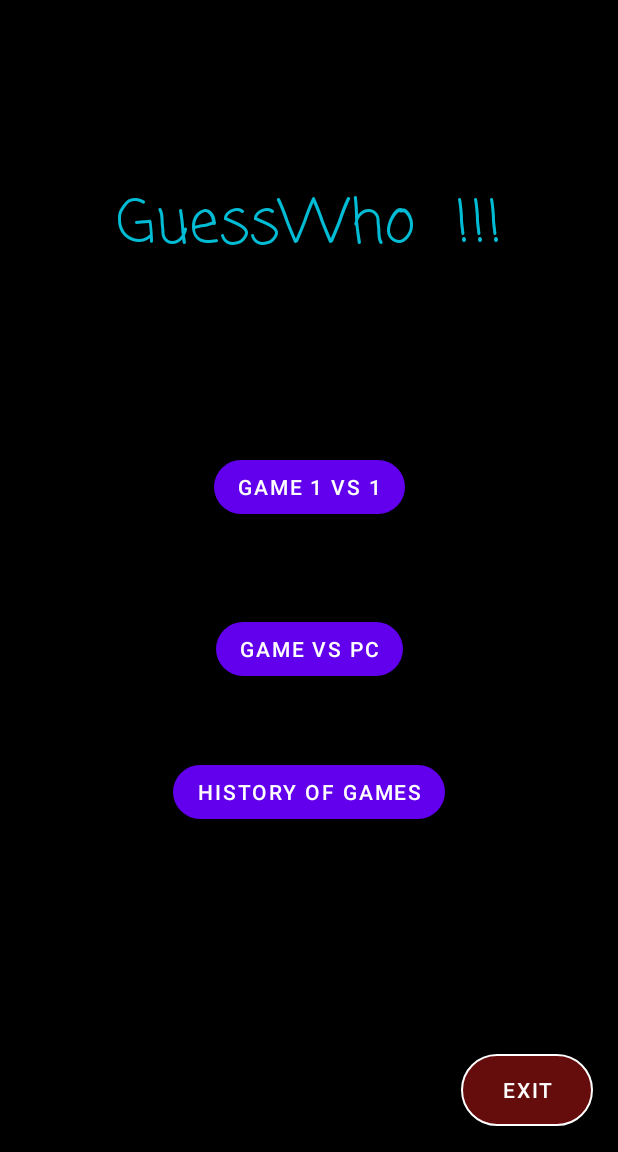
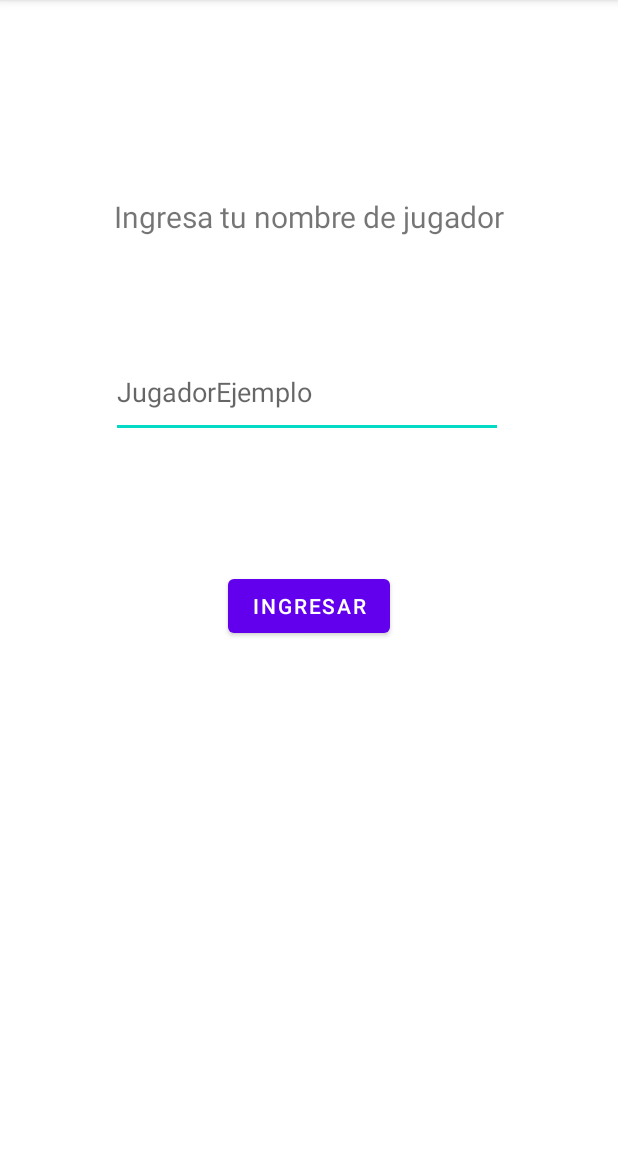
Before and after one commit to Dp2k/AdivinaElPersonaje, an Android app: the screen it shows after launch (MainActivity), on a phone screen of 412 x 824 dp, the part 84-1236 px from its top. Run offline under Robolectric (Android 15) with nearby library versions, the phone set to English and light mode, and no system bars.

Commit message:
Borramos clases inecesarias Creamos la vista de Login Creamos la clase KT de Login

```diff
--- a/app/src/main/java/com/example/adivinaelpersonaje/MainActivity.kt
+++ b/app/src/main/java/com/example/adivinaelpersonaje/MainActivity.kt
@@ -9,7 +9,7 @@ class MainActivity : AppCompatActivity() {
 
     override fun onCreate(savedInstanceState: Bundle?) {
         super.onCreate(savedInstanceState)
-        setContentView(R.layout.fragment_inicio)
+        setContentView(R.layout.login)
 
     }
 }
--- a/app/src/main/java/com/example/adivinaelpersonaje/SocketHandler.kt
+++ b/app/src/main/java/com/example/adivinaelpersonaje/SocketHandler.kt
@@ -1,8 +1,10 @@
 package com.example.adivinaelpersonaje
+
 
 import io.socket.client.IO
 import io.socket.client.Socket
 import java.net.URISyntaxException
+
 
 object SocketHandler {
     lateinit var  mSocket: Socket
@@ -17,7 +19,7 @@ object SocketHandler {
     }
 
     @Synchronized
-    fun getSocket():Socket{
+    fun getSocket(): Socket {
         return  mSocket
     }
 
--- a/app/src/main/res/layout/fragment_inicio.xml
+++ b/app/src/main/res/layout/fragment_inicio.xml
@@ -4,9 +4,9 @@
     xmlns:tools="http://schemas.android.com/tools"
     android:layout_width="match_parent"
     android:layout_height="match_parent"
+    android:background="@color/black"
     android:orientation="vertical"
-    tools:context=".Fragments.InicioFragment"
-    android:background="@color/black">
+    tools:context=".Fragments.InicioFragment">
 
     <Button
         android:id="@+id/button4"
@@ -66,7 +66,7 @@
         android:layout_width="wrap_content"
         android:layout_height="wrap_content"
         android:fontFamily="casual"
-        android:text="GuessWho  !!!"
+        android:text="GuessWho  ???"
         android:textColor="#00BCD4"
         android:textSize="40sp"
         app:layout_constraintBottom_toTopOf="@+id/button4"
--- /dev/null
+++ b/app/src/main/res/layout/login.xml
@@ -0,0 +1,62 @@
+<?xml version="1.0" encoding="utf-8"?>
+<LinearLayout xmlns:android="http://schemas.android.com/apk/res/android"
+    xmlns:app="http://schemas.android.com/apk/res-auto"
+    xmlns:tools="http://schemas.android.com/tools"
+    android:layout_width="match_parent"
+    android:layout_height="match_parent"
+    android:orientation="vertical">
+
+    <LinearLayout
+        android:id="@+id/Rooms"
+        android:layout_width="match_parent"
+        android:layout_height="match_parent"
+        android:orientation="vertical"
+        android:visibility="gone"></LinearLayout>
+
+    <LinearLayout
+        android:id="@+id/Login"
+        android:layout_width="match_parent"
+        android:layout_height="match_parent"
+        android:orientation="vertical">
+
+        <androidx.constraintlayout.widget.ConstraintLayout
+            android:layout_width="match_parent"
+            android:layout_height="match_parent">
+
+            <TextView
+                android:id="@+id/textView9"
+                android:layout_width="wrap_content"
+                android:layout_height="wrap_content"
+                android:text="Ingresa tu nombre de jugador"
+                android:textSize="20sp"
+                app:layout_constraintBottom_toTopOf="@+id/PlayerName"
+                app:layout_constraintEnd_toEndOf="parent"
+                app:layout_constraintStart_toStartOf="parent"
+                app:layout_constraintTop_toTopOf="parent"
+                app:layout_constraintVertical_bias="0.643" />
+
+            <EditText
+                android:id="@+id/PlayerName"
+                android:layout_width="261dp"
+                android:layout_height="61dp"
+                android:layout_marginBottom="88dp"
+                android:ems="10"
+                android:hint="JugadorEjemplo"
+                android:inputType="textPersonName"
+                app:layout_constraintBottom_toTopOf="@+id/button3"
+                app:layout_constraintEnd_toEndOf="parent"
+                app:layout_constraintHorizontal_bias="0.493"
+                app:layout_constraintStart_toStartOf="parent" />
+
+            <Button
+                android:id="@+id/button3"
+                android:layout_width="wrap_content"
+                android:layout_height="wrap_content"
+                android:layout_marginBottom="340dp"
+                android:text="Ingresar"
+                app:layout_constraintBottom_toBottomOf="parent"
+                app:layout_constraintEnd_toEndOf="parent"
+                app:layout_constraintStart_toStartOf="parent" />
+        </androidx.constraintlayout.widget.ConstraintLayout>
+    </LinearLayout>
+</LinearLayout>
```
Also changed, not shown: app/src/main/java/com/example/adivinaelpersonaje/Fragments/InicioFragment.kt (deleted, +0 -60 lines), app/src/main/java/com/example/adivinaelpersonaje/Login.kt (added, +12 -0 lines), app/src/main/res/layout/activity_main.xml (+0 -7 lines).
